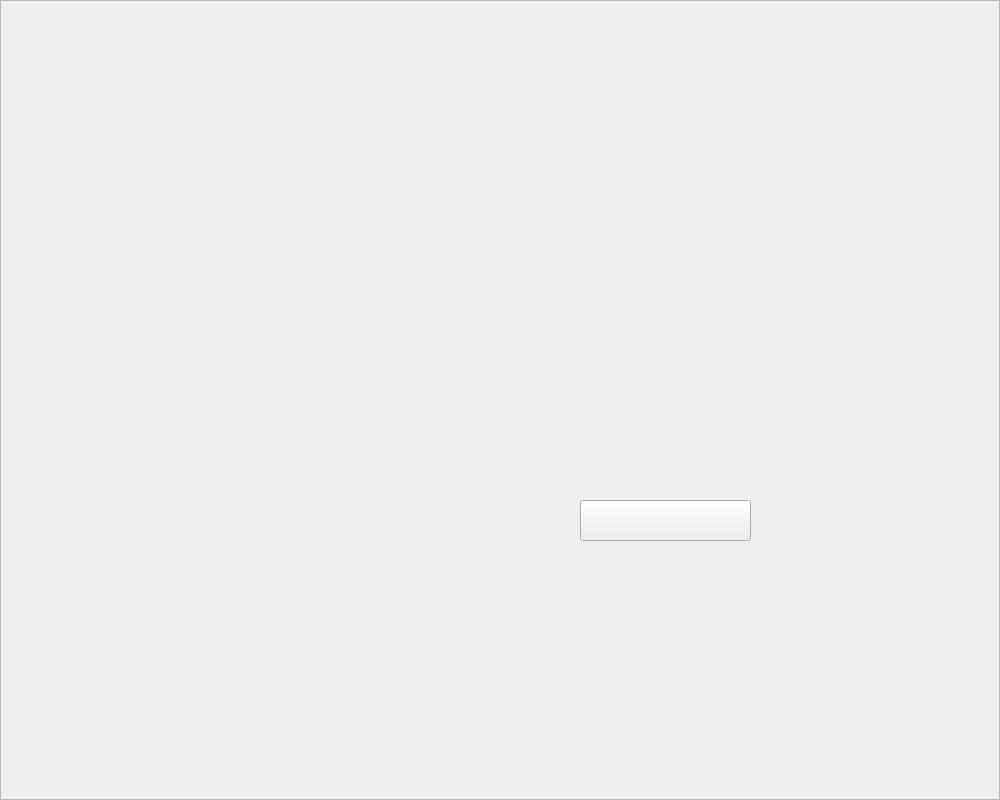
This is loginwidget.ui in shiyu-coder/Student-information-management-system as Qt 5 draws it before an edit. The edited form follows.
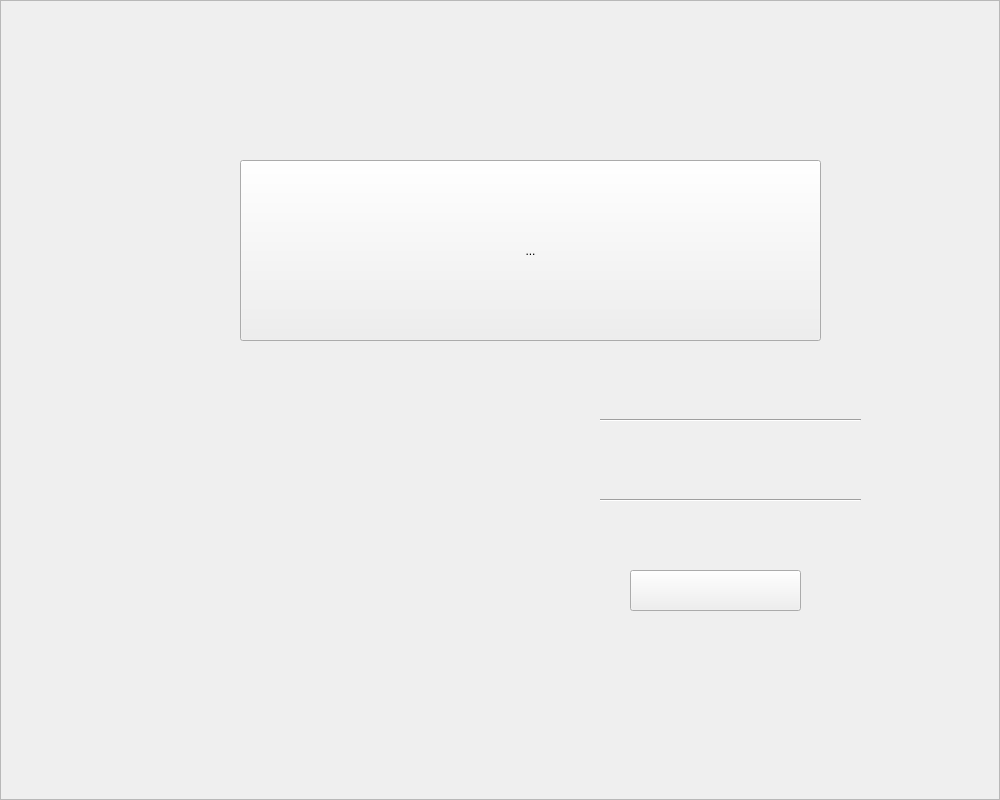
This is the edited form. Icons and pictures are not drawn.

Commit message: class Student

Diff of the .ui file:
```diff
--- a/loginwidget.ui
+++ b/loginwidget.ui
@@ -40,8 +40,8 @@
    <widget class="QToolButton" name="toolButton">
     <property name="geometry">
      <rect>
-      <x>580</x>
-      <y>500</y>
+      <x>630</x>
+      <y>570</y>
       <width>171</width>
       <height>41</height>
      </rect>
@@ -56,58 +56,103 @@
      <string/>
     </property>
    </widget>
-   <widget class="QLabel" name="label">
-    <property name="geometry">
-     <rect>
-      <x>120</x>
-      <y>90</y>
-      <width>761</width>
-      <height>101</height>
-     </rect>
-    </property>
-    <property name="styleSheet">
-     <string notr="true"/>
-    </property>
-    <property name="text">
-     <string>&lt;html&gt;&lt;head/&gt;&lt;body&gt;&lt;p&gt;&lt;img src=&quot;:/SIM_System_Pics/LoginName_Pic&quot;/&gt;&lt;/p&gt;&lt;/body&gt;&lt;/html&gt;</string>
-    </property>
-   </widget>
-   <widget class="QLineEdit" name="TypeLineEdit">
-    <property name="geometry">
-     <rect>
-      <x>590</x>
-      <y>370</y>
-      <width>180</width>
-      <height>30</height>
-     </rect>
-    </property>
-    <property name="styleSheet">
-     <string notr="true">border :1px ;background-color: rgba(0,0,0,0)</string>
-    </property>
-   </widget>
    <widget class="QLineEdit" name="NameLineEdit">
     <property name="geometry">
      <rect>
-      <x>590</x>
-      <y>260</y>
-      <width>180</width>
-      <height>30</height>
+      <x>600</x>
+      <y>370</y>
+      <width>261</width>
+      <height>51</height>
      </rect>
     </property>
     <property name="styleSheet">
      <string notr="true">border :1px ;background-color: rgba(0,0,0,0)</string>
     </property>
    </widget>
-   <widget class="QLineEdit" name="KeuLineEdit">
+   <widget class="QToolButton" name="toolButton_2">
     <property name="geometry">
      <rect>
-      <x>590</x>
-      <y>320</y>
-      <width>180</width>
-      <height>30</height>
+      <x>240</x>
+      <y>160</y>
+      <width>581</width>
+      <height>181</height>
      </rect>
     </property>
     <property name="styleSheet">
+     <string notr="true">border-image:url(:/SIM_System_Pics/LoginName_Pic)</string>
+    </property>
+    <property name="text">
+     <string>...</string>
+    </property>
+   </widget>
+   <widget class="Line" name="line">
+    <property name="geometry">
+     <rect>
+      <x>600</x>
+      <y>380</y>
+      <width>261</width>
+      <height>81</height>
+     </rect>
+    </property>
+    <property name="orientation">
+     <enum>Qt::Horizontal</enum>
+    </property>
+   </widget>
+   <widget class="QLabel" name="label">
+    <property name="geometry">
+     <rect>
+      <x>550</x>
+      <y>390</y>
+      <width>31</width>
+      <height>31</height>
+     </rect>
+    </property>
+    <property name="styleSheet">
+     <string notr="true">border-image:url(:/SIM_System_Pics/resources/Icon1.png)</string>
+    </property>
+    <property name="text">
+     <string/>
+    </property>
+   </widget>
+   <widget class="QLabel" name="label_2">
+    <property name="geometry">
+     <rect>
+      <x>540</x>
+      <y>470</y>
+      <width>41</width>
+      <height>31</height>
+     </rect>
+    </property>
+    <property name="styleSheet">
+     <string notr="true">border-image:url(:/SIM_System_Pics/resources/Icon3.png)</string>
+    </property>
+    <property name="text">
+     <string/>
+    </property>
+   </widget>
+   <widget class="Line" name="line_2">
+    <property name="geometry">
+     <rect>
+      <x>600</x>
+      <y>490</y>
+      <width>261</width>
+      <height>20</height>
+     </rect>
+    </property>
+    <property name="orientation">
+     <enum>Qt::Horizontal</enum>
+    </property>
+   </widget>
+   <widget class="QLineEdit" name="lineEdit">
+    <property name="geometry">
+     <rect>
+      <x>602</x>
+      <y>470</y>
+      <width>261</width>
+      <height>31</height>
+     </rect>
+    </property>
+    <property name="styleSheet">
      <string notr="true">border :1px ;background-color: rgba(0,0,0,0)</string>
     </property>
    </widget>
```
Left out of the diff: 10 changed lines with no effect on the pictures. The commit also changes 4 other files.
